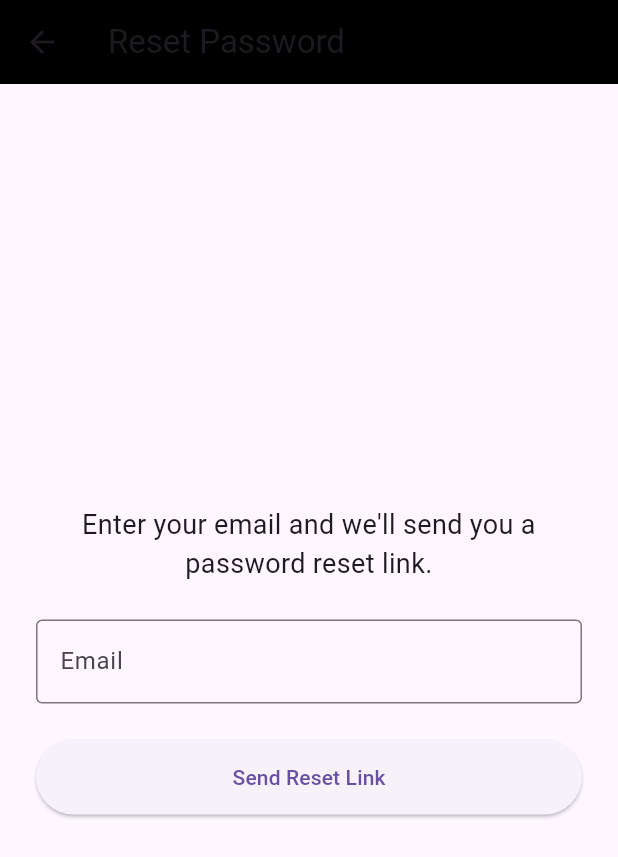
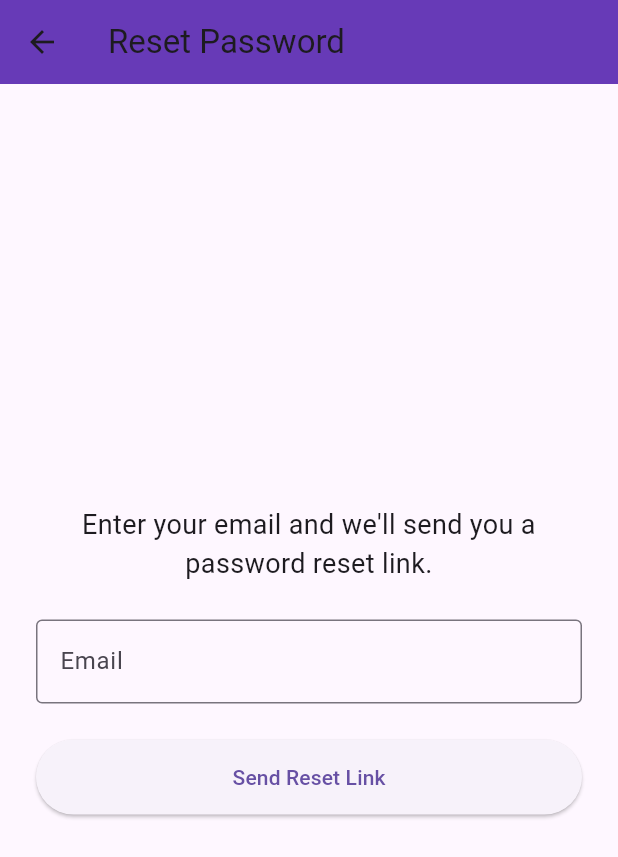
Before and after one commit to ZheanRo/budgetly, a Flutter app: the screen it shows after launch, after a tap on "Forgot Password?", on a phone screen of 412 x 824 dp. Shown: the top 857 px of the screen. Run offline on Flutter 3.47's test engine with Material 3 defaults, Android fonts, the phone set to English and light mode, and no system bars; our stand-ins replace cloud_firestore, firebase_auth, firebase_core, fl_chart, flutter_slidable; accounts and stored records are empty.

```diff
--- a/lib/auth/forgot_password_page.dart
+++ b/lib/auth/forgot_password_page.dart
@@ -42,9 +42,8 @@ class _ForgotPasswordPageState extends State<ForgotPasswordPage> {
   Widget build(BuildContext context) {
     return Scaffold(
       appBar: AppBar(
-        title: const Text("Reset Password"),
-        backgroundColor: Colors.black,
-      ),
+          title: const Text("Reset Password"),
+          backgroundColor: Colors.deepPurple),
       body: Padding(
         padding: const EdgeInsets.all(24.0),
         child: Column(
--- a/lib/auth/login_page.dart
+++ b/lib/auth/login_page.dart
@@ -47,12 +47,14 @@ class _LoginPageState extends State<LoginPage> {
             child: Column(
               mainAxisAlignment: MainAxisAlignment.center,
               children: [
-                Icon(Icons.lock, size: 100),
                 SizedBox(height: 24),
-                Text("Welcome back!",
+                Text("Welcome back to",
                     style:
                         TextStyle(fontSize: 24, fontWeight: FontWeight.bold)),
-                SizedBox(height: 24),
+
+                Text("Budgetly",
+                    style:
+                        TextStyle(fontSize: 60, fontWeight: FontWeight.bold)),
 
                 // Email field
                 TextField(
--- a/pubspec.yaml
+++ b/pubspec.yaml
@@ -30,16 +30,16 @@ environment:
 dependencies:
   flutter:
     sdk: flutter
-  firebase_core: ^2.19.0
+  firebase_core: ^4.0.0
 
   # The following adds the Cupertino Icons font to your application.
   # Use with the CupertinoIcons class for iOS style icons.
   cupertino_icons: ^1.0.8
-  cloud_firestore: ^4.17.5
+  cloud_firestore: ^6.0.0
   provider: ^6.1.5
   fl_chart: 0.71.0
   flutter_slidable: ^4.0.0
-  firebase_auth: ^4.16.0
+  firebase_auth: ^6.0.0
 
 
 dev_dependencies:
```
Also changed, not shown: lib/data/expense_data.dart (+10 -11 lines), lib/pages/home_page.dart (+38 -9 lines), pubspec.lock, 1 other file.
